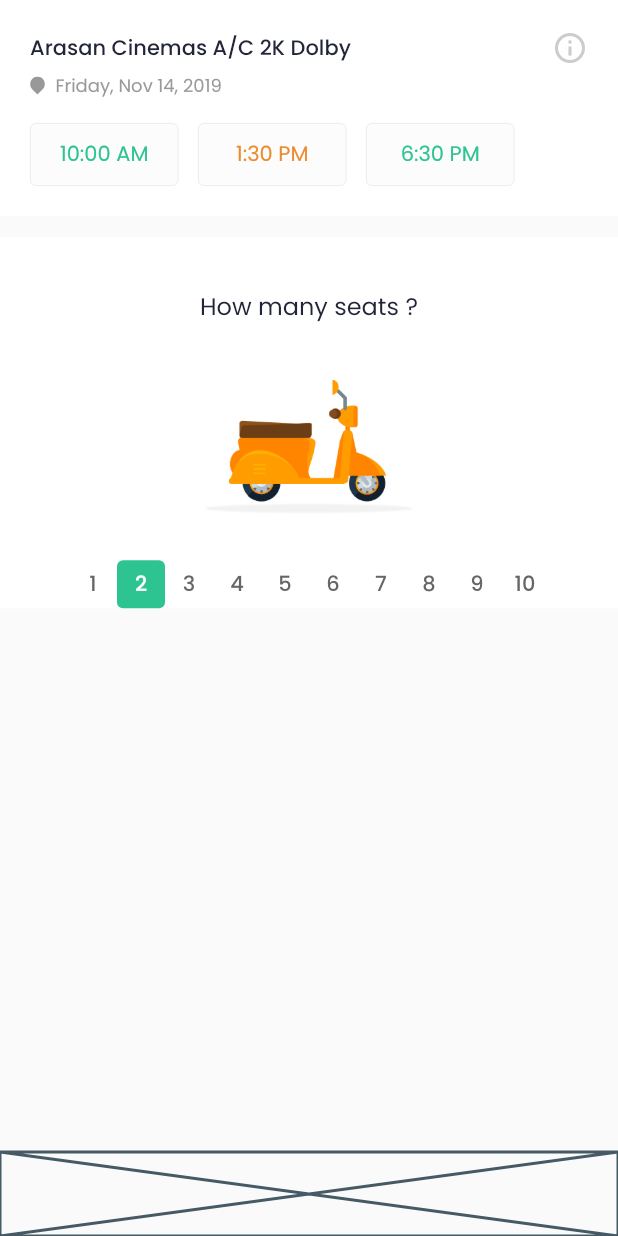
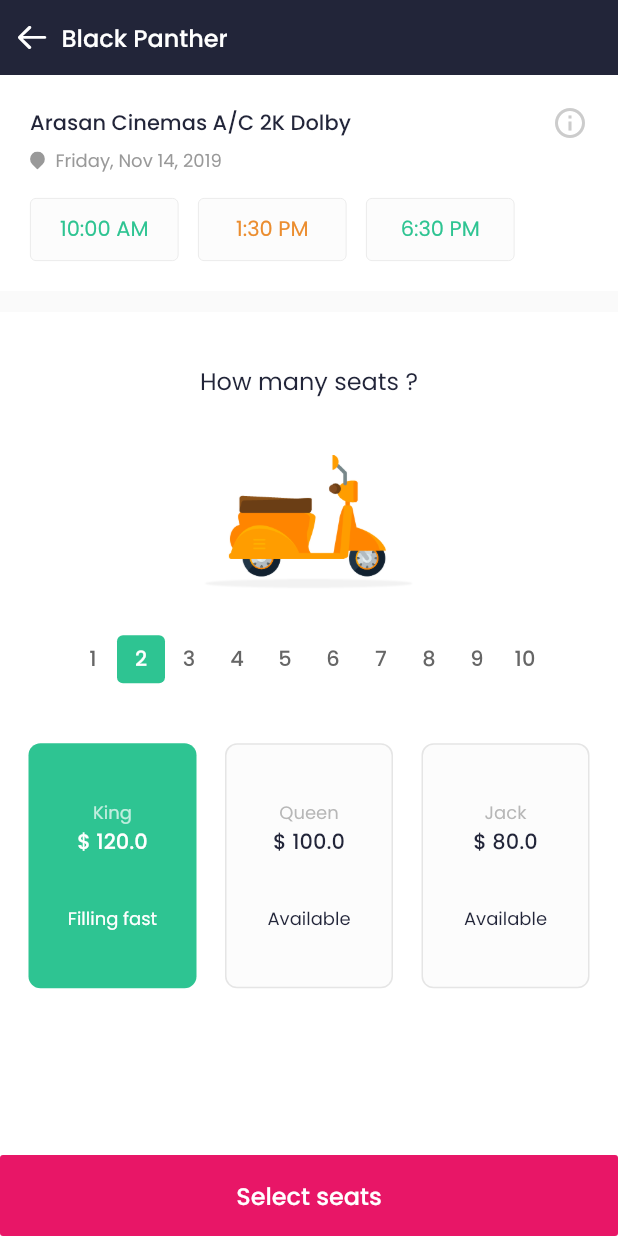
Before and after one commit to KhoaSuperman/findseat, a Flutter app: the screen it shows after launch, on a phone screen of 412 x 824 dp. Run offline on Flutter 3.47's test engine with Material 2 defaults, Android fonts, the phone set to English and light mode, and no system bars; our stand-ins replace dotted_border, flutter_svg, google_maps_flutter.

Commit message:
[BookSeatType] basically add WidgetSeatTypePicker in widget_how_many_seats

```diff
--- /dev/null
+++ b/lib/model/barrel_model.dart
@@ -0,0 +1 @@
+export 'entity/seat_type.dart';
--- /dev/null
+++ b/lib/model/entity/seat_type.dart
@@ -0,0 +1,10 @@
+class SeatType {
+  String name;
+  double price;
+  SEAT_TYPE type;
+
+  SeatType(this.name, this.price, this.type);
+
+}
+
+enum SEAT_TYPE { KING, QUEEN, JACK }
--- a/lib/presentation/screen/booking/book_seat_type/sc_book_seat_type.dart
+++ b/lib/presentation/screen/booking/book_seat_type/sc_book_seat_type.dart
@@ -1,4 +1,5 @@
 import 'package:find_seat/presentation/common_widgets/barrel_common_widgets.dart';
+import 'package:find_seat/presentation/custom_ui/custom_ui.dart';
 import 'package:find_seat/presentation/screen/booking/barrel_booking.dart';
 import 'package:find_seat/presentation/screen/booking/book_seat_type/barrel_book_seat_type.dart';
 import 'package:find_seat/utils/my_const/my_const.dart';
@@ -36,6 +37,7 @@ class _BookSeatTypeScreenState extends State<BookSeatTypeScreen> {
                 child: Column(
                   mainAxisSize: MainAxisSize.min,
                   children: <Widget>[
+                    WidgetToolbar(title: 'Black Panther', actions: Container()),
                     WidgetCineTimeSlot(_itemCineTimeSlot),
                     WidgetSpacer(height: 14),
                     WidgetHowManySeats(),
@@ -55,8 +57,18 @@ class _BookSeatTypeScreenState extends State<BookSeatTypeScreen> {
       left: 0,
       right: 0,
       bottom: 0,
-      child: Placeholder(
-        fallbackHeight: 56,
+      child: Container(
+        height: 54,
+        child: FlatButton(
+          color: COLOR_CONST.DEFAULT,
+          child: Row(
+            mainAxisAlignment: MainAxisAlignment.center,
+            children: <Widget>[
+              Text('Select seats', style: FONT_CONST.MEDIUM_WHITE_16),
+            ],
+          ),
+          onPressed: () {},
+        ),
       ),
     );
   }
--- a/lib/presentation/screen/booking/book_seat_type/widget_how_many_seats.dart
+++ b/lib/presentation/screen/booking/book_seat_type/widget_how_many_seats.dart
@@ -1,3 +1,4 @@
+import 'package:find_seat/model/barrel_model.dart';
 import 'package:find_seat/presentation/common_widgets/barrel_common_widgets.dart';
 import 'package:find_seat/utils/my_const/my_const.dart';
 import 'package:flutter/material.dart';
@@ -21,20 +22,104 @@ class _WidgetHowManySeatsState extends State<WidgetHowManySeats> {
           WidgetSpacer(height: 37),
           Image.asset('images/motor_bike.png', height: 90.57),
           WidgetSpacer(height: 30),
-          _WidgetNumberSeatPicker(),
+          WidgetNumberSeatPicker(),
+          WidgetSeatTypePicker(),
+          WidgetSpacer(height: 94),
         ],
       ),
     );
   }
 }
 
-class _WidgetNumberSeatPicker extends StatefulWidget {
+/// WidgetSeatTypePicker
+class WidgetSeatTypePicker extends StatefulWidget {
+  List<SeatType> seatTypes = [
+    SeatType('King', 120.0, SEAT_TYPE.KING),
+    SeatType('Queen', 100.0, SEAT_TYPE.QUEEN),
+    SeatType('Jack', 80.0, SEAT_TYPE.JACK),
+  ];
+
   @override
-  __WidgetNumberSeatPickerState createState() =>
-      __WidgetNumberSeatPickerState();
+  _WidgetSeatTypePickerState createState() => _WidgetSeatTypePickerState();
 }
 
-class __WidgetNumberSeatPickerState extends State<_WidgetNumberSeatPicker> {
+class _WidgetSeatTypePickerState extends State<WidgetSeatTypePicker> {
+  int _selectedIndex = 0;
+
+  @override
+  Widget build(BuildContext context) {
+    return Container(
+      margin: EdgeInsets.symmetric(horizontal: 19, vertical: 40),
+      child: ConstrainedBox(
+        constraints: BoxConstraints(
+          minHeight: 137,
+          maxHeight: 237,
+        ),
+        child: GridView.count(
+          shrinkWrap: true,
+          physics: NeverScrollableScrollPhysics(),
+          crossAxisCount: widget.seatTypes.length,
+          scrollDirection: Axis.vertical,
+          childAspectRatio: 94 / 137,
+          crossAxisSpacing: 19,
+          children: <Widget>[
+            for (final seatType in widget.seatTypes)
+              _buildItemSeatType(seatType)
+          ],
+        ),
+      ),
+    );
+  }
+
+  _buildItemSeatType(SeatType seatType) {
+    var index = widget.seatTypes.indexOf(seatType);
+    var isSelected = index == _selectedIndex;
+
+    String textStatus = index == 0 ? 'Filling fast' : 'Available';
+    var itemBg = isSelected ? COLOR_CONST.GREEN : COLOR_CONST.TIME_SLOT_BG;
+    var itemBorder =
+        isSelected ? Colors.transparent : COLOR_CONST.TIME_SLOT_BORDER;
+    var nameColor = isSelected ? COLOR_CONST.WHITE_70 : COLOR_CONST.GRAY1_70;
+    var priceColor = isSelected ? COLOR_CONST.WHITE : COLOR_CONST.BLUE;
+    var statusColor = priceColor;
+
+    return GestureDetector(
+      onTap: () {
+        setState(() {
+          _selectedIndex = index;
+        });
+      },
+      child: Container(
+        decoration: BoxDecoration(
+          borderRadius: BorderRadius.circular(8),
+          color: itemBg,
+          border: Border.all(color: itemBorder),
+        ),
+        child: Column(
+          mainAxisAlignment: MainAxisAlignment.center,
+          children: <Widget>[
+            Text(seatType.name,
+                style: FONT_CONST.REGULAR_WHITE_12.copyWith(color: nameColor)),
+            Text('\$ ${seatType.price}',
+                style: FONT_CONST.MEDIUM_WHITE_14.copyWith(color: priceColor)),
+            WidgetSpacer(height: 32),
+            Text(textStatus,
+                style:
+                    FONT_CONST.REGULAR_WHITE_12.copyWith(color: statusColor)),
+          ],
+        ),
+      ),
+    );
+  }
+}
+
+/// WidgetNumberSeatPicker
+class WidgetNumberSeatPicker extends StatefulWidget {
+  @override
+  _WidgetNumberSeatPickerState createState() => _WidgetNumberSeatPickerState();
+}
+
+class _WidgetNumberSeatPickerState extends State<WidgetNumberSeatPicker> {
   List<int> seats = List<int>.generate(10, (index) => index + 1);
 
   int _selectedIndex = 1;
```
